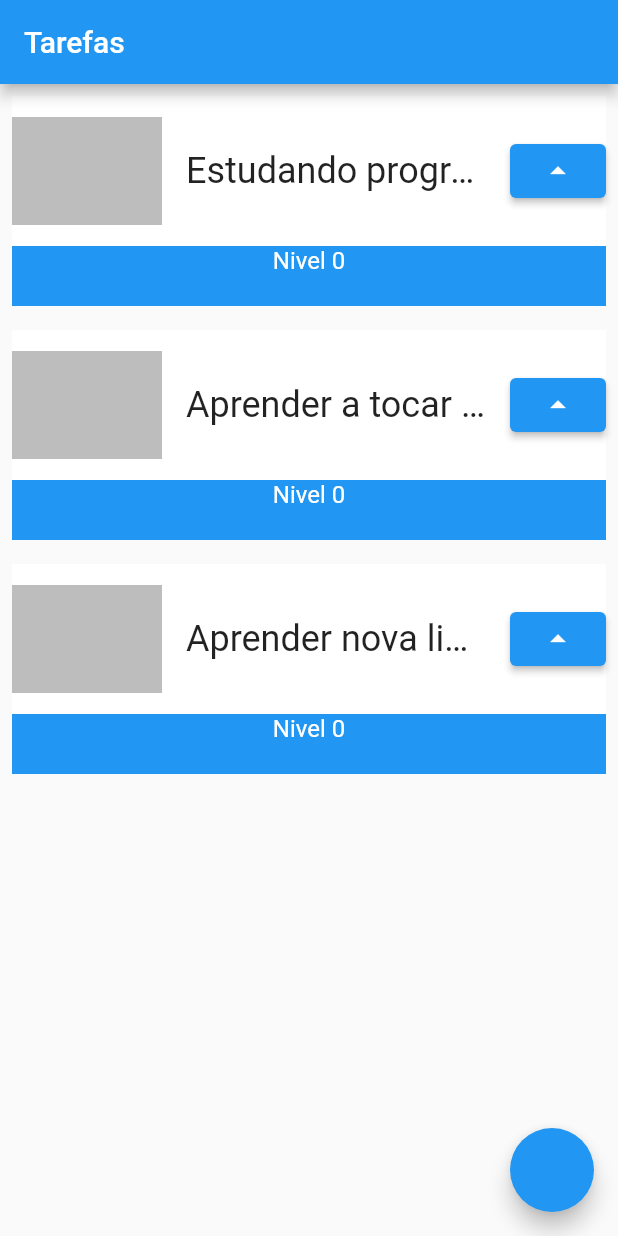
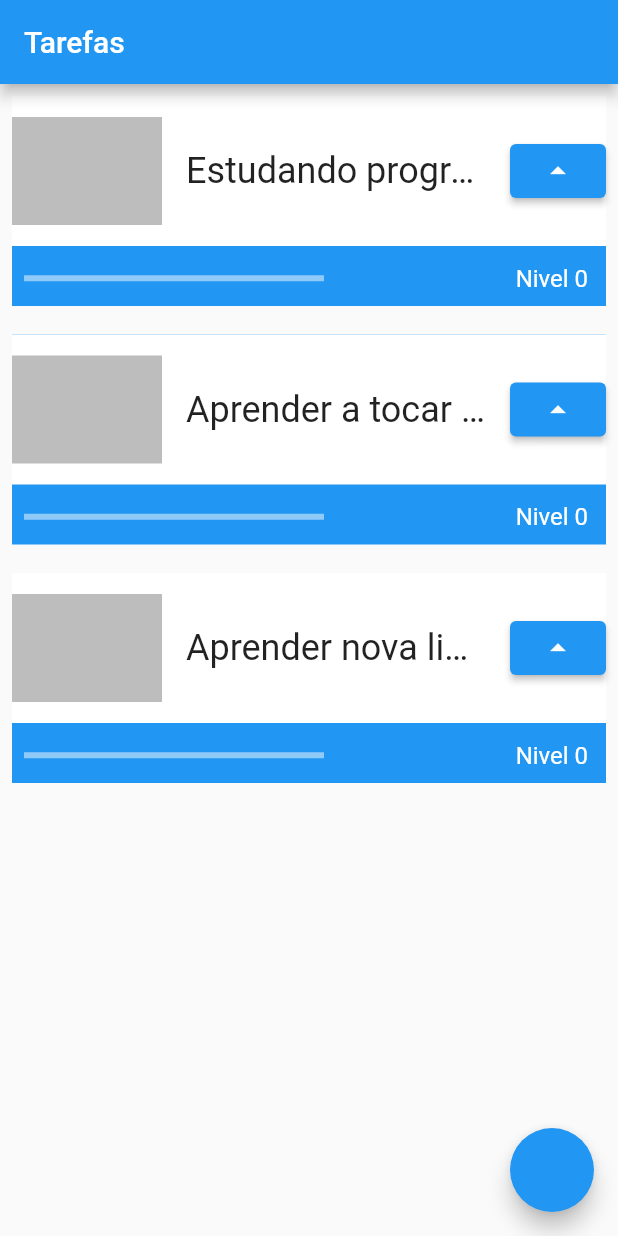
Before and after one commit to vieiragui/Fluttter, a Flutter app: the screen it shows after launch, on a phone screen of 412 x 824 dp. Run offline on Flutter 3.47's test engine with Material 2 defaults, Android fonts, the phone set to English and light mode, and no system bars.

Commit message:
Utilizando LinearProgressIndicator

```diff
--- a/lib/main.dart
+++ b/lib/main.dart
@@ -91,13 +91,31 @@ class _TaskState extends State<Task> {
                     ],
                   ),
                 ),
-                Text(
+                Row(
+                  mainAxisAlignment: MainAxisAlignment.spaceBetween,
+                  children: [
+                    Padding(
+                      padding: const EdgeInsets.all(8.0),
+                      child: Container(
+                        child: LinearProgressIndicator(
+                          color: Colors.white,
+                          value: nivel/10
+                        ),
+                        width: 200,
+                      ),
+                    ),
+                    Padding(
+                      padding: const EdgeInsets.all(12.0),
+                      child: Text(
                         'Nivel $nivel',
                         style: TextStyle(
                           color: Colors.white,
                           fontSize: 16,
                         ),
+                      ),
                     )
+                  ],
+                ),
               ],
             ),
           ],
```
Lines whose indentation alone changed are shown as unchanged.
